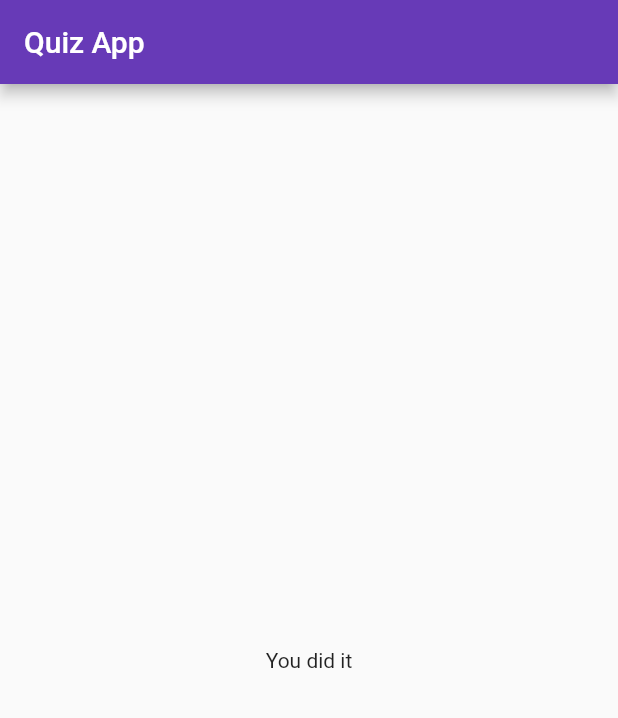
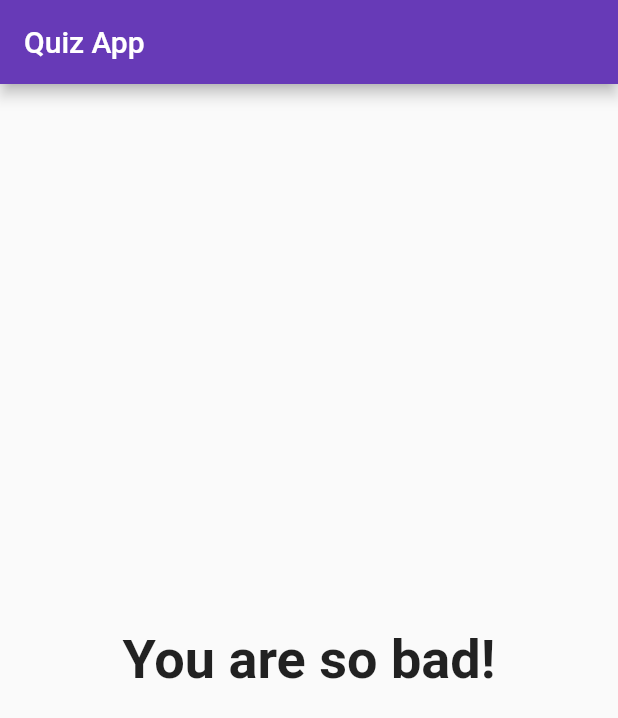
Before and after one commit to a-tiny-flame/f_quiz_app, a Flutter app: the screen it shows after launch, after a tap on "Black", after a tap on "Snake", after a tap on "Max", on a phone screen of 412 x 824 dp. Shown: the top 718 px of the screen. Run offline on Flutter 3.47's test engine with Material 2 defaults, Android fonts, the phone set to English and light mode, and no system bars.

```diff
--- a/lib/components/quiz.dart
+++ b/lib/components/quiz.dart
@@ -4,9 +4,11 @@ import 'components.dart';
 import '../models/models.dart';
 
 class Quiz extends StatelessWidget {
-  const Quiz({Key? key, required this.answerQuestion, required this.questionIndex}) : super(key: key);
+  const Quiz(
+      {Key? key, required this.answerQuestion, required this.questionIndex})
+      : super(key: key);
 
-  final VoidCallback answerQuestion;
+  final Function answerQuestion;
   final int questionIndex;
 
   @override
@@ -17,8 +19,8 @@ class Quiz extends StatelessWidget {
         ...Questions.questions[questionIndex].answers
             .map(
               (answer) => Answer(
-                answerText: answer,
-                selectHandler: answerQuestion,
+                answerText: answer.text,
+                selectHandler: () => answerQuestion(answer.score),
               ),
             )
             .toList(),
--- /dev/null
+++ b/lib/components/result.dart
@@ -0,0 +1,30 @@
+import 'package:flutter/material.dart';
+
+class Result extends StatelessWidget {
+  const Result({Key? key, required this.resultScore}) : super(key: key);
+
+  final int resultScore;
+
+  String get resultPhrase {
+    if (resultScore <= 8) {
+      return 'You are awesome and innocent!';
+    } else if (resultScore <= 12) {
+      return 'Pretty likeable';
+    } else if (resultScore <= 16) {
+      return 'You are ... strange?!';
+    } else {
+      return 'You are so bad!';
+    }
+  }
+
+  @override
+  Widget build(BuildContext context) {
+    return Text(
+      resultPhrase,
+      style: const TextStyle(
+        fontSize: 36,
+        fontWeight: FontWeight.bold,
+      ),
+    );
+  }
+}
--- a/lib/models/questions.dart
+++ b/lib/models/questions.dart
@@ -1,21 +1,48 @@
 class Questions {
   static const List<_Question> questions = [
     _Question(
-        question: 'What\'s your favorite color?',
-        answers: ['Black', 'Red', 'Green', 'White']),
+      question: 'What\'s your favorite color?',
+      answers: [
+        _Answer(text: 'Black', score: 10),
+        _Answer(text: 'Red', score: 5),
+        _Answer(text: 'Green', score: 3),
+        _Answer(text: 'White', score: 1),
+      ],
+    ),
     _Question(
-        question: 'What\'s your favorite animal?',
-        answers: ['Rabbit', 'Snake', 'Elephant', 'Lion']),
+      question: 'What\'s your favorite animal?',
+      answers: [
+        _Answer(text: 'Rabbit', score: 3),
+        _Answer(text: 'Snake', score: 11),
+        _Answer(text: 'Elephant', score: 5),
+        _Answer(text: 'Lion', score: 9),
+      ],
+    ),
     _Question(
-        question: 'What\'s your favorite instructor?',
-        answers: ['Max', 'Max', 'Max', 'Max']),
+      question: 'What\'s your favorite instructor?',
+      answers: [
+        _Answer(text: 'Max', score: 1),
+        _Answer(text: 'Max', score: 1),
+        _Answer(text: 'Max', score: 1),
+        _Answer(text: 'Max', score: 1),
+      ],
+    ),
   ];
-
 }
 
 class _Question {
   final String question;
-  final List<String> answers;
+  final List<_Answer> answers;
 
   const _Question({required this.question, required this.answers});
 }
+
+class _Answer {
+  final String text;
+  final int score;
+
+  const _Answer({
+    required this.text,
+    required this.score,
+  });
+}
--- a/lib/screens/home_screen.dart
+++ b/lib/screens/home_screen.dart
@@ -1,4 +1,5 @@
 import 'package:flutter/material.dart';
+import 'package:quiz_app/components/result.dart';
 
 import '../components/components.dart';
 import '../models/models.dart';
@@ -12,6 +13,7 @@ class HomeScreen extends StatefulWidget {
 
 class _HomeScreenState extends State<HomeScreen> {
   var _questionIndex = 0;
+  var _totalScore = 0;
 
   @override
   Widget build(BuildContext context) {
@@ -25,12 +27,13 @@ class _HomeScreenState extends State<HomeScreen> {
                 answerQuestion: _answerQuestion,
                 questionIndex: _questionIndex,
               )
-            : const Text('You did it'),
+            : Result(resultScore: _totalScore),
       ),
     );
   }
 
-  void _answerQuestion() {
+  void _answerQuestion(int score) {
+    _totalScore += score;
     setState(() {
       _questionIndex++;
     });
```
